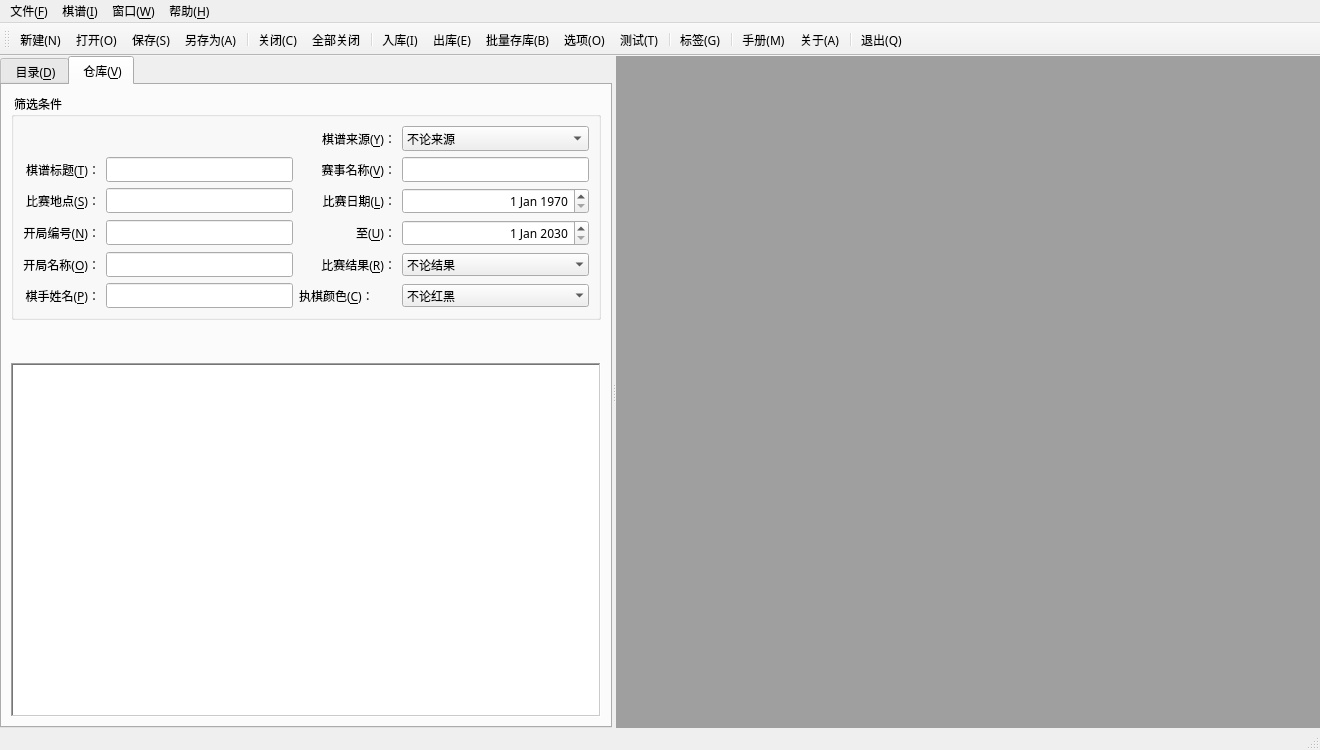
This is src/mainwindow.ui in hbsxcjp/cchess_qt as Qt 5 draws it before an edit. The edited form follows.
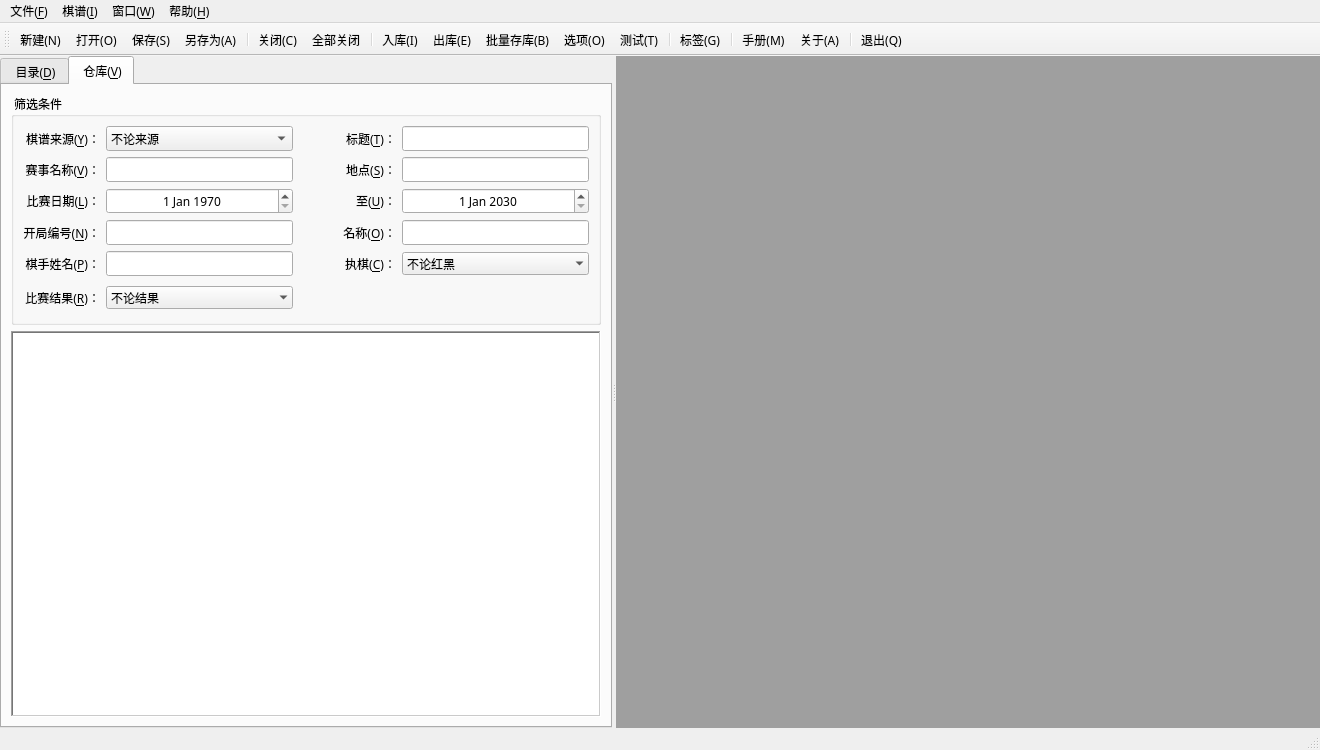
This is the edited form. Icons and pictures are not drawn.

```diff
--- a/src/mainwindow.ui
+++ b/src/mainwindow.ui
@@ -333,7 +333,109 @@
             <string notr="true"> 筛选条件</string>
            </property>
            <layout class="QGridLayout" name="gridLayout">
-            <item row="2" column="1">
+            <item row="0" column="1">
+             <widget class="QComboBox" name="sourceComboBox">
+              <property name="sizePolicy">
+               <sizepolicy hsizetype="Preferred" vsizetype="Preferred">
+                <horstretch>0</horstretch>
+                <verstretch>0</verstretch>
+               </sizepolicy>
+              </property>
+              <property name="font">
+               <font>
+                <family>微软雅黑</family>
+                <pointsize>9</pointsize>
+               </font>
+              </property>
+              <property name="contextMenuPolicy">
+               <enum>Qt::CustomContextMenu</enum>
+              </property>
+              <property name="toolTip">
+               <string notr="true"/>
+              </property>
+              <property name="statusTip">
+               <string notr="true"/>
+              </property>
+              <property name="whatsThis">
+               <string notr="true"/>
+              </property>
+              <property name="accessibleName">
+               <string notr="true"/>
+              </property>
+              <property name="accessibleDescription">
+               <string notr="true"/>
+              </property>
+              <property name="currentText">
+               <string notr="true">不论来源</string>
+              </property>
+              <property name="currentIndex">
+               <number>0</number>
+              </property>
+              <property name="frame">
+               <bool>true</bool>
+              </property>
+              <item>
+               <property name="text">
+                <string>不论来源</string>
+               </property>
+              </item>
+              <item>
+               <property name="text">
+                <string>象棋百科网站</string>
+               </property>
+              </item>
+              <item>
+               <property name="text">
+                <string>搜集XQF文件</string>
+               </property>
+              </item>
+             </widget>
+            </item>
+            <item row="0" column="0">
+             <widget class="QLabel" name="label_12">
+              <property name="toolTip">
+               <string notr="true"/>
+              </property>
+              <property name="statusTip">
+               <string notr="true"/>
+              </property>
+              <property name="whatsThis">
+               <string notr="true"/>
+              </property>
+              <property name="accessibleName">
+               <string notr="true"/>
+              </property>
+              <property name="accessibleDescription">
+               <string notr="true"/>
+              </property>
+              <property name="layoutDirection">
+               <enum>Qt::LeftToRight</enum>
+              </property>
+              <property name="text">
+               <string>棋谱来源(&amp;Y)：</string>
+              </property>
+              <property name="alignment">
+               <set>Qt::AlignRight|Qt::AlignTrailing|Qt::AlignVCenter</set>
+              </property>
+              <property name="buddy">
+               <cstring>sourceComboBox</cstring>
+              </property>
+             </widget>
+            </item>
+            <item row="0" column="2">
+             <widget class="QLabel" name="label_8">
+              <property name="text">
+               <string>标题(&amp;T)：</string>
+              </property>
+              <property name="alignment">
+               <set>Qt::AlignRight|Qt::AlignTrailing|Qt::AlignVCenter</set>
+              </property>
+              <property name="buddy">
+               <cstring>titleLineEdit</cstring>
+              </property>
+             </widget>
+            </item>
+            <item row="0" column="3">
              <widget class="QLineEdit" name="titleLineEdit">
               <property name="font">
                <font>
@@ -341,53 +443,9 @@
                 <pointsize>9</pointsize>
                </font>
               </property>
-              <property name="toolTip">
-               <string notr="true"/>
+              <property name="contextMenuPolicy">
+               <enum>Qt::CustomContextMenu</enum>
               </property>
-              <property name="statusTip">
-               <string notr="true"/>
-              </property>
-              <property name="whatsThis">
-               <string notr="true"/>
-              </property>
-              <property name="accessibleName">
-               <string notr="true"/>
-              </property>
-              <property name="accessibleDescription">
-               <string notr="true"/>
-              </property>
-              <property name="inputMask">
-               <string notr="true"/>
-              </property>
-              <property name="text">
-               <string notr="true"/>
-              </property>
-              <property name="placeholderText">
-               <string notr="true"/>
-              </property>
-             </widget>
-            </item>
-            <item row="5" column="2">
-             <widget class="QLabel" name="label_9">
-              <property name="text">
-               <string>比赛结果(&amp;R)：</string>
-              </property>
-              <property name="alignment">
-               <set>Qt::AlignRight|Qt::AlignTrailing|Qt::AlignVCenter</set>
-              </property>
-              <property name="buddy">
-               <cstring>resultComboBox</cstring>
-              </property>
-             </widget>
-            </item>
-            <item row="4" column="1">
-             <widget class="QLineEdit" name="eccoSnLineEdit">
-              <property name="font">
-               <font>
-                <family>微软雅黑</family>
-                <pointsize>9</pointsize>
-               </font>
-              </property>
               <property name="toolTip">
                <string notr="true"/>
               </property>
@@ -414,26 +472,36 @@
               </property>
              </widget>
             </item>
-            <item row="6" column="3">
-             <widget class="QComboBox" name="colorComboBox">
+            <item row="2" column="0">
+             <widget class="QLabel" name="label_5">
               <property name="sizePolicy">
-               <sizepolicy hsizetype="Preferred" vsizetype="Fixed">
+               <sizepolicy hsizetype="Minimum" vsizetype="Preferred">
                 <horstretch>0</horstretch>
                 <verstretch>0</verstretch>
                </sizepolicy>
               </property>
-              <property name="minimumSize">
-               <size>
-                <width>100</width>
-                <height>0</height>
-               </size>
+              <property name="text">
+               <string>赛事名称(&amp;V)：</string>
               </property>
+              <property name="alignment">
+               <set>Qt::AlignRight|Qt::AlignTrailing|Qt::AlignVCenter</set>
+              </property>
+              <property name="buddy">
+               <cstring>eventLineEdit</cstring>
+              </property>
+             </widget>
+            </item>
+            <item row="2" column="1">
+             <widget class="QLineEdit" name="eventLineEdit">
               <property name="font">
                <font>
                 <family>微软雅黑</family>
                 <pointsize>9</pointsize>
                </font>
               </property>
+              <property name="contextMenuPolicy">
+               <enum>Qt::CustomContextMenu</enum>
+              </property>
               <property name="toolTip">
                <string notr="true"/>
               </property>
@@ -449,31 +517,19 @@
               <property name="accessibleDescription">
                <string notr="true"/>
               </property>
-              <property name="currentText">
-               <string notr="true">不论红黑</string>
+              <property name="inputMask">
+               <string notr="true"/>
               </property>
-              <property name="frame">
-               <bool>false</bool>
+              <property name="text">
+               <string notr="true"/>
               </property>
-              <item>
-               <property name="text">
-                <string notr="true">不论红黑</string>
-               </property>
-              </item>
-              <item>
-               <property name="text">
-                <string notr="true">执红</string>
-               </property>
-              </item>
-              <item>
-               <property name="text">
-                <string notr="true">执黑</string>
-               </property>
-              </item>
+              <property name="placeholderText">
+               <string notr="true"/>
+              </property>
              </widget>
             </item>
-            <item row="6" column="0">
-             <widget class="QLabel" name="label_3">
+            <item row="2" column="2">
+             <widget class="QLabel" name="label_4">
               <property name="sizePolicy">
                <sizepolicy hsizetype="Minimum" vsizetype="Preferred">
                 <horstretch>0</horstretch>
@@ -487,36 +543,27 @@
                </size>
               </property>
               <property name="text">
-               <string>棋手姓名(&amp;P)：</string>
+               <string>地点(&amp;S)：</string>
               </property>
               <property name="alignment">
                <set>Qt::AlignRight|Qt::AlignTrailing|Qt::AlignVCenter</set>
               </property>
               <property name="buddy">
-               <cstring>personLineEdit</cstring>
+               <cstring>siteLineEdit</cstring>
               </property>
              </widget>
             </item>
-            <item row="4" column="3">
-             <widget class="QDateEdit" name="endDateEdit">
-              <property name="sizePolicy">
-               <sizepolicy hsizetype="Expanding" vsizetype="Fixed">
-                <horstretch>0</horstretch>
-                <verstretch>0</verstretch>
-               </sizepolicy>
-              </property>
-              <property name="minimumSize">
-               <size>
-                <width>0</width>
-                <height>0</height>
-               </size>
-              </property>
+            <item row="2" column="3">
+             <widget class="QLineEdit" name="siteLineEdit">
               <property name="font">
                <font>
                 <family>微软雅黑</family>
                 <pointsize>9</pointsize>
                </font>
               </property>
+              <property name="contextMenuPolicy">
+               <enum>Qt::CustomContextMenu</enum>
+              </property>
               <property name="toolTip">
                <string notr="true"/>
               </property>
@@ -532,29 +579,18 @@
               <property name="accessibleDescription">
                <string notr="true"/>
               </property>
-              <property name="alignment">
-               <set>Qt::AlignRight|Qt::AlignTrailing|Qt::AlignVCenter</set>
+              <property name="inputMask">
+               <string notr="true"/>
               </property>
-              <property name="dateTime">
-               <datetime>
-                <hour>0</hour>
-                <minute>0</minute>
-                <second>0</second>
-                <year>2030</year>
-                <month>1</month>
-                <day>1</day>
-               </datetime>
+              <property name="text">
+               <string notr="true"/>
               </property>
-              <property name="date">
-               <date>
-                <year>2030</year>
-                <month>1</month>
-                <day>1</day>
-               </date>
+              <property name="placeholderText">
+               <string notr="true"/>
               </property>
              </widget>
             </item>
-            <item row="3" column="2">
+            <item row="3" column="0">
              <widget class="QLabel" name="label">
               <property name="sizePolicy">
                <sizepolicy hsizetype="Minimum" vsizetype="Preferred">
@@ -585,6 +621,59 @@
               </property>
              </widget>
             </item>
+            <item row="3" column="1">
+             <widget class="QDateEdit" name="startDateEdit">
+              <property name="sizePolicy">
+               <sizepolicy hsizetype="Expanding" vsizetype="Fixed">
+                <horstretch>0</horstretch>
+                <verstretch>0</verstretch>
+               </sizepolicy>
+              </property>
+              <property name="minimumSize">
+               <size>
+                <width>106</width>
+                <height>0</height>
+               </size>
+              </property>
+              <property name="font">
+               <font>
+                <family>微软雅黑</family>
+                <pointsize>9</pointsize>
+               </font>
+              </property>
+              <property name="contextMenuPolicy">
+               <enum>Qt::CustomContextMenu</enum>
+              </property>
+              <property name="toolTip">
+               <string notr="true"/>
+              </property>
+              <property name="statusTip">
+               <string notr="true"/>
+              </property>
+              <property name="whatsThis">
+               <string notr="true"/>
+              </property>
+              <property name="accessibleName">
+               <string notr="true"/>
+              </property>
+              <property name="accessibleDescription">
+               <string notr="true"/>
+              </property>
+              <property name="alignment">
+               <set>Qt::AlignCenter</set>
+              </property>
+              <property name="dateTime">
+               <datetime>
+                <hour>0</hour>
+                <minute>0</minute>
+                <second>0</second>
+                <year>1970</year>
+                <month>1</month>
+                <day>1</day>
+               </datetime>
+              </property>
+             </widget>
+            </item>
             <item row="4" column="0">
              <widget class="QLabel" name="label_7">
               <property name="sizePolicy">
@@ -604,14 +693,17 @@
               </property>
              </widget>
             </item>
-            <item row="5" column="1">
-             <widget class="QLineEdit" name="eccoNameLineEdit">
+            <item row="4" column="1">
+             <widget class="QLineEdit" name="eccoSnLineEdit">
               <property name="font">
                <font>
                 <family>微软雅黑</family>
                 <pointsize>9</pointsize>
                </font>
               </property>
+              <property name="contextMenuPolicy">
+               <enum>Qt::CustomContextMenu</enum>
+              </property>
               <property name="toolTip">
                <string notr="true"/>
               </property>
@@ -638,7 +730,7 @@
               </property>
              </widget>
             </item>
-            <item row="4" column="2">
+            <item row="3" column="2">
              <widget class="QLabel" name="label_2">
               <property name="sizePolicy">
                <sizepolicy hsizetype="Minimum" vsizetype="Preferred">
@@ -663,39 +755,70 @@
               </property>
              </widget>
             </item>
-            <item row="2" column="2">
-             <widget class="QLabel" name="label_5">
+            <item row="3" column="3">
+             <widget class="QDateEdit" name="endDateEdit">
               <property name="sizePolicy">
-               <sizepolicy hsizetype="Minimum" vsizetype="Preferred">
+               <sizepolicy hsizetype="Expanding" vsizetype="Fixed">
                 <horstretch>0</horstretch>
                 <verstretch>0</verstretch>
                </sizepolicy>
               </property>
-              <property name="text">
-               <string>赛事名称(&amp;V)：</string>
+              <property name="minimumSize">
+               <size>
+                <width>0</width>
+                <height>0</height>
+               </size>
               </property>
-              <property name="alignment">
-               <set>Qt::AlignRight|Qt::AlignTrailing|Qt::AlignVCenter</set>
+              <property name="font">
+               <font>
+                <family>微软雅黑</family>
+                <pointsize>9</pointsize>
+               </font>
               </property>
-              <property name="buddy">
-               <cstring>eventLineEdit</cstring>
+              <property name="contextMenuPolicy">
+               <enum>Qt::CustomContextMenu</enum>
               </property>
-             </widget>
-            </item>
-            <item row="2" column="0">
-             <widget class="QLabel" name="label_8">
-              <property name="text">
-               <string>棋谱标题(&amp;T)：</string>
+              <property name="toolTip">
+               <string notr="true"/>
               </property>
+              <property name="statusTip">
+               <string notr="true"/>
+              </property>
+              <property name="whatsThis">
+               <string notr="true"/>
+              </property>
+              <property name="accessibleName">
+               <string notr="true"/>
+              </property>
+              <property name="accessibleDescription">
+               <string notr="true"/>
+              </property>
+              <property name="layoutDirection">
+               <enum>Qt::LeftToRight</enum>
+              </property>
               <property name="alignment">
-               <set>Qt::AlignRight|Qt::AlignTrailing|Qt::AlignVCenter</set>
+               <set>Qt::AlignCenter</set>
               </property>
-              <property name="buddy">
-               <cstring>titleLineEdit</cstring>
+              <property name="dateTime">
+               <datetime>
+                <hour>0</hour>
+                <minute>0</minute>
+                <second>0</second>
+                <year>2030</year>
+                <month>1</month>
+                <day>1</day>
+               </datetime>
               </property>
+              <property name="date">
+               <date>
+                <year>2030</year>
+                <month>1</month>
+                <day>1</day>
+               </date>
+              </property>
              </widget>
             </item>
-            <item row="5" column="0">
+            <item row="4" column="2">
              <widget class="QLabel" name="label_6">
               <property name="sizePolicy">
                <sizepolicy hsizetype="Minimum" vsizetype="Preferred">
@@ -710,7 +833,7 @@
                </size>
               </property>
               <property name="text">
-               <string>开局名称(&amp;O)：</string>
+               <string>名称(&amp;O)：</string>
               </property>
               <property name="alignment">
                <set>Qt::AlignRight|Qt::AlignTrailing|Qt::AlignVCenter</set>
@@ -720,18 +843,45 @@
               </property>
              </widget>
             </item>
-            <item row="6" column="2">
-             <widget class="QLabel" name="label_10">
+            <item row="4" column="3">
+             <widget class="QLineEdit" name="eccoNameLineEdit">
+              <property name="font">
+               <font>
+                <family>微软雅黑</family>
+                <pointsize>9</pointsize>
+               </font>
+              </property>
+              <property name="contextMenuPolicy">
+               <enum>Qt::CustomContextMenu</enum>
+              </property>
+              <property name="toolTip">
+               <string notr="true"/>
+              </property>
+              <property name="statusTip">
+               <string notr="true"/>
+              </property>
+              <property name="whatsThis">
+               <string notr="true"/>
+              </property>
+              <property name="accessibleName">
+               <string notr="true"/>
+              </property>
+              <property name="accessibleDescription">
+               <string notr="true"/>
+              </property>
+              <property name="inputMask">
+               <string notr="true"/>
+              </property>
               <property name="text">
-               <string>执棋颜色(&amp;C)：</string>
+               <string notr="true"/>
               </property>
-              <property name="buddy">
-               <cstring>colorComboBox</cstring>
+              <property name="placeholderText">
+               <string notr="true"/>
               </property>
              </widget>
             </item>
-            <item row="3" column="0">
-             <widget class="QLabel" name="label_4">
+            <item row="5" column="0">
+             <widget class="QLabel" name="label_3">
               <property name="sizePolicy">
                <sizepolicy hsizetype="Minimum" vsizetype="Preferred">
                 <horstretch>0</horstretch>
@@ -745,17 +895,17 @@
                </size>
               </property>
               <property name="text">
-               <string>比赛地点(&amp;S)：</string>
+               <string>棋手姓名(&amp;P)：</string>
               </property>
               <property name="alignment">
                <set>Qt::AlignRight|Qt::AlignTrailing|Qt::AlignVCenter</set>
               </property>
               <property name="buddy">
-               <cstring>siteLineEdit</cstring>
+               <cstring>personLineEdit</cstring>
               </property>
              </widget>
             </item>
-            <item row="6" column="1">
+            <item row="5" column="1">
              <widget class="QLineEdit" name="personLineEdit">
               <property name="sizePolicy">
                <sizepolicy hsizetype="Expanding" vsizetype="Fixed">
@@ -769,40 +919,9 @@
                 <pointsize>9</pointsize>
                </font>
               </property>
-              <property name="toolTip">
-               <string notr="true"/>
+              <property name="contextMenuPolicy">
+               <enum>Qt::CustomContextMenu</enum>
               </property>
-              <property name="statusTip">
-               <string notr="true"/>
-              </property>
-              <property name="whatsThis">
-               <string notr="true"/>
-              </property>
-              <property name="accessibleName">
-               <string notr="true"/>
-              </property>
-              <property name="accessibleDescription">
-               <string notr="true"/>
-              </property>
-              <property name="inputMask">
-               <string notr="true"/>
-              </property>
-              <property name="text">
-               <string notr="true"/>
-              </property>
-              <property name="placeholderText">
-               <string notr="true"/>
-              </property>
-             </widget>
-            </item>
-            <item row="3" column="1">
-             <widget class="QLineEdit" name="siteLineEdit">
-              <property name="font">
-               <font>
-                <family>微软雅黑</family>
-                <pointsize>9</pointsize>
-               </font>
-              </property>
               <property name="toolTip">
                <string notr="true"/>
               </property>
@@ -829,57 +948,20 @@
               </property>
              </widget>
             </item>
-            <item row="3" column="3">
-             <widget class="QDateEdit" name="startDateEdit">
-              <property name="sizePolicy">
-               <sizepolicy hsizetype="Expanding" vsizetype="Fixed">
-                <horstretch>0</horstretch>
-                <verstretch>0</verstretch>
-               </sizepolicy>
-              </property>
-              <property name="minimumSize">
-               <size>
-                <width>106</width>
-                <height>0</height>
-               </size>
-              </property>
-              <property name="font">
-               <font>
-                <family>微软雅黑</family>
-                <pointsize>9</pointsize>
-               </font>
-              </property>
-              <property name="toolTip">
-               <string notr="true"/>
-              </property>
-              <property name="statusTip">
-               <string notr="true"/>
-              </property>
-              <property name="whatsThis">
-               <string notr="true"/>
-              </property>
-              <property name="accessibleName">
-               <string notr="true"/>
-              </property>
-              <property name="accessibleDescription">
-               <string notr="true"/>
+            <item row="6" column="0">
+             <widget class="QLabel" name="label_9">
+              <property name="text">
+               <string>比赛结果(&amp;R)：</string>
               </property>
               <property name="alignment">
                <set>Qt::AlignRight|Qt::AlignTrailing|Qt::AlignVCenter</set>
               </property>
-              <property name="dateTime">
-               <datetime>
-                <hour>0</hour>
-                <minute>0</minute>
-                <second>0</second>
-                <year>1970</year>
-                <month>1</month>
-                <day>1</day>
-               </datetime>
+              <property name="buddy">
+               <cstring>resultComboBox</cstring>
               </property>
              </widget>
             </item>
-            <item row="5" column="3">
+            <item row="6" column="1">
              <widget class="QComboBox" name="resultComboBox">
               <property name="sizePolicy">
                <sizepolicy hsizetype="Expanding" vsizetype="Fixed">
@@ -899,6 +981,9 @@
                 <pointsize>9</pointsize>
                </font>
               </property>
+              <property name="contextMenuPolicy">
+               <enum>Qt::CustomContextMenu</enum>
+              </property>
               <property name="toolTip">
                <string notr="true"/>
               </property>
@@ -942,14 +1027,8 @@
               </item>
              </widget>
             </item>
-            <item row="2" column="3">
-             <widget class="QLineEdit" name="eventLineEdit">
-              <property name="font">
-               <font>
-                <family>微软雅黑</family>
-                <pointsize>9</pointsize>
-               </font>
-              </property>
+            <item row="5" column="2">
+             <widget class="QLabel" name="label_10">
               <property name="toolTip">
                <string notr="true"/>
               </property>
@@ -965,62 +1044,40 @@
               <property name="accessibleDescription">
                <string notr="true"/>
               </property>
-              <property name="inputMask">
-               <string notr="true"/>
-              </property>
               <property name="text">
-               <string notr="true"/>
-              </property>
-              <property name="placeholderText">
-               <string notr="true"/>
-              </property>
-             </widget>
-            </item>
-            <item row="1" column="2">
-             <widget class="QLabel" name="label_12">
-              <property name="toolTip">
-               <string notr="true"/>
-              </property>
-              <property name="statusTip">
-               <string notr="true"/>
-              </property>
-              <property name="whatsThis">
-               <string notr="true"/>
-              </property>
-              <property name="accessibleName">
-               <string notr="true"/>
-              </property>
-              <property name="accessibleDescription">
-               <string notr="true"/>
-              </property>
-              <property name="layoutDirection">
-               <enum>Qt::LeftToRight</enum>
-              </property>
-              <property name="text">
-               <string>棋谱来源(&amp;Y)：</string>
+               <string>执棋(&amp;C)：</string>
               </property>
               <property name="alignment">
                <set>Qt::AlignRight|Qt::AlignTrailing|Qt::AlignVCenter</set>
               </property>
               <property name="buddy">
-               <cstring>sourceComboBox</cstring>
+               <cstring>colorComboBox</cstring>
               </property>
              </widget>
             </item>
-            <item row="1" column="3">
-             <widget class="QComboBox" name="sourceComboBox">
+            <item row="5" column="3">
+             <widget class="QComboBox" name="colorComboBox">
               <property name="sizePolicy">
-               <sizepolicy hsizetype="Preferred" vsizetype="Preferred">
+               <sizepolicy hsizetype="Preferred" vsizetype="Fixed">
                 <horstretch>0</horstretch>
                 <verstretch>0</verstretch>
                </sizepolicy>
               </property>
+              <property name="minimumSize">
+               <size>
+                <width>100</width>
+                <height>0</height>
+               </size>
+              </property>
               <property name="font">
                <font>
                 <family>微软雅黑</family>
                 <pointsize>9</pointsize>
                </font>
               </property>
+              <property name="contextMenuPolicy">
+               <enum>Qt::CustomContextMenu</enum>
+              </property>
               <property name="toolTip">
                <string notr="true"/>
               </property>
@@ -1036,173 +1093,84 @@
               <property name="accessibleDescription">
                <string notr="true"/>
               </property>
+              <property name="layoutDirection">
+               <enum>Qt::LeftToRight</enum>
+              </property>
               <property name="currentText">
-               <string notr="true">不论来源</string>
-              </property>
-              <property name="currentIndex">
-               <number>0</number>
+               <string notr="true">不论红黑</string>
               </property>
               <property name="frame">
+               <bool>false</bool>
+              </property>
+              <item>
+               <property name="text">
+                <string notr="true">不论红黑</string>
+               </property>
+              </item>
+              <item>
+               <property name="text">
+                <string notr="true">红棋</string>
+               </property>
+              </item>
+              <item>
+               <property name="text">
+                <string notr="true">黑棋</string>
+               </property>
+              </item>
+             </widget>
+            </item>
+            <item row="6" column="3">
+             <widget class="QToolButton" name="btnClearFilter">
+              <property name="sizePolicy">
+               <sizepolicy hsizetype="Fixed" vsizetype="Preferred">
+                <horstretch>0</horstretch>
+                <verstretch>0</verstretch>
+               </sizepolicy>
+              </property>
+              <property name="minimumSize">
+               <size>
+                <width>80</width>
+                <height>0</height>
+               </size>
+              </property>
+              <property name="toolTip">
+               <string notr="true"/>
+              </property>
+              <property name="statusTip">
+               <string notr="true"/>
+              </property>
+              <property name="whatsThis">
+               <string notr="true"/>
+              </property>
+              <property name="accessibleName">
+               <string notr="true"/>
+              </property>
+              <property name="accessibleDescription">
+               <string notr="true"/>
+              </property>
+              <property name="layoutDirection">
+               <enum>Qt::LeftToRight</enum>
+              </property>
+              <property name="text">
+               <string notr="true"/>
+              </property>
+              <property name="iconSize">
+               <size>
+                <width>24</width>
+                <height>24</height>
+               </size>
+              </property>
+              <property name="toolButtonStyle">
+               <enum>Qt::ToolButtonTextBesideIcon</enum>
+              </property>
+              <property name="autoRaise">
                <bool>true</bool>
               </property>
-              <item>
-               <property name="text">
-                <string>不论来源</string>
-               </property>
-              </item>
-              <item>
-               <property name="text">
-                <string>象棋百科网站</string>
-               </property>
-              </item>
-              <item>
-               <property name="text">
-                <string>搜集XQF文件</string>
-               </property>
-              </item>
              </widget>
             </item>
            </layout>
           </widget>
          </item>
-         <item>
-          <layout class="QHBoxLayout" name="horizontalLayout">
-           <item>
-            <spacer name="horizontalSpacer">
-             <property name="orientation">
-              <enum>Qt::Horizontal</enum>
-             </property>
-             <property name="sizeHint" stdset="0">
-              <size>
-               <width>40</width>
-               <height>20</height>
-              </size>
-             </property>
-            </spacer>
-           </item>
-           <item>
-            <widget class="QToolButton" name="btnClearFilter">
-             <property name="sizePolicy">
-              <sizepolicy hsizetype="Fixed" vsizetype="Preferred">
-               <horstretch>0</horstretch>
-               <verstretch>0</verstretch>
-              </sizepolicy>
-             </property>
-             <property name="minimumSize">
-              <size>
-               <width>80</width>
-               <height>0</height>
-              </size>
-             </property>
-             <property name="toolTip">
-              <string notr="true"/>
-             </property>
-             <property name="statusTip">
-              <string notr="true"/>
-             </property>
-             <property name="whatsThis">
-              <string notr="true"/>
-             </property>
-             <property name="accessibleName">
-              <string notr="true"/>
-             </property>
-             <property name="accessibleDescription">
-              <string notr="true"/>
-             </property>
-             <property name="layoutDirection">
-              <enum>Qt::LeftToRight</enum>
-             </property>
-             <property name="text">
-              <string notr="true"/>
-             </property>
-             <property name="iconSize">
-              <size>
-               <width>24</width>
-               <height>24</height>
-              </size>
-             </property>
-             <property name="toolButtonStyle">
-              <enum>Qt::ToolButtonTextBesideIcon</enum>
-             </property>
-             <property name="autoRaise">
-              <bool>true</bool>
-             </property>
-            </widget>
-           </item>
-           <item>
-            <spacer name="horizontalSpacer_3">
-             <property name="orientation">
-              <enum>Qt::Horizontal</enum>
-             </property>
-             <property name="sizeHint" stdset="0">
-              <size>
-               <width>40</width>
-               <height>20</height>
-              </size>
-             </property>
-            </spacer>
-           </item>
-           <item>
-            <widget class="QToolButton" name="btnSearchData">
-             <property name="sizePolicy">
-              <sizepolicy hsizetype="Fixed" vsizetype="Preferred">
-               <horstretch>0</horstretch>
-               <verstretch>0</verstretch>
-              </sizepolicy>
-             </property>
-             <property name="minimumSize">
-              <size>
-               <width>80</width>
-               <height>0</height>
-              </size>
-             </property>
-             <property name="toolTip">
-              <string notr="true"/>
-             </property>
-             <property name="statusTip">
-              <string notr="true"/>
-             </property>
-             <property name="whatsThis">
-              <string notr="true"/>
-             </property>
-             <property name="accessibleName">
-              <string notr="true"/>
-             </property>
-             <property name="accessibleDescription">
-              <string notr="true"/>
-             </property>
-             <property name="text">
-              <string notr="true"/>
-             </property>
-             <property name="iconSize">
-              <size>
-               <width>24</width>
-               <height>24</height>
-              </size>
-             </property>
-             <property name="toolButtonStyle">
-              <enum>Qt::ToolButtonTextBesideIcon</enum>
-             </property>
-             <property name="autoRaise">
-              <bool>true</bool>
-             </property>
-            </widget>
-           </item>
-           <item>
-            <spacer name="horizontalSpacer_2">
-             <property name="orientation">
-              <enum>Qt::Horizontal</enum>
-             </property>
-             <property name="sizeHint" stdset="0">
-              <size>
-               <width>40</width>
-               <height>20</height>
-              </size>
-             </property>
-            </spacer>
-           </item>
-          </layout>
-         </item>
          <item>
           <widget class="QTableView" name="dataTableView">
            <property name="sizePolicy">
@@ -2064,10 +2032,10 @@
      <normaloff>:/res/icon/refresh.svg</normaloff>:/res/icon/refresh.svg</iconset>
    </property>
    <property name="text">
-    <string>清除(Ctrl+Shift+C)</string>
+    <string>恢复默认</string>
    </property>
    <property name="toolTip">
-    <string>清除输入的全部内容</string>
+    <string>恢复默认条件(Ctrl+Shift+C)</string>
    </property>
    <property name="shortcut">
     <string>Ctrl+Shift+C</string>
@@ -2079,10 +2047,10 @@
      <normaloff>:/res/icon/search.svg</normaloff>:/res/icon/search.svg</iconset>
    </property>
    <property name="text">
-    <string>查找(Ctrl+Shift+F)</string>
+    <string>查找</string>
    </property>
    <property name="toolTip">
-    <string>根据输入的筛选条件查找棋谱</string>
+    <string>根据输入的筛选条件查找棋谱(Ctrl+Shift+F)</string>
    </property>
    <property name="shortcut">
     <string>Ctrl+Shift+F</string>
```
Left out of the diff: 3 changed lines with no effect on the pictures.
